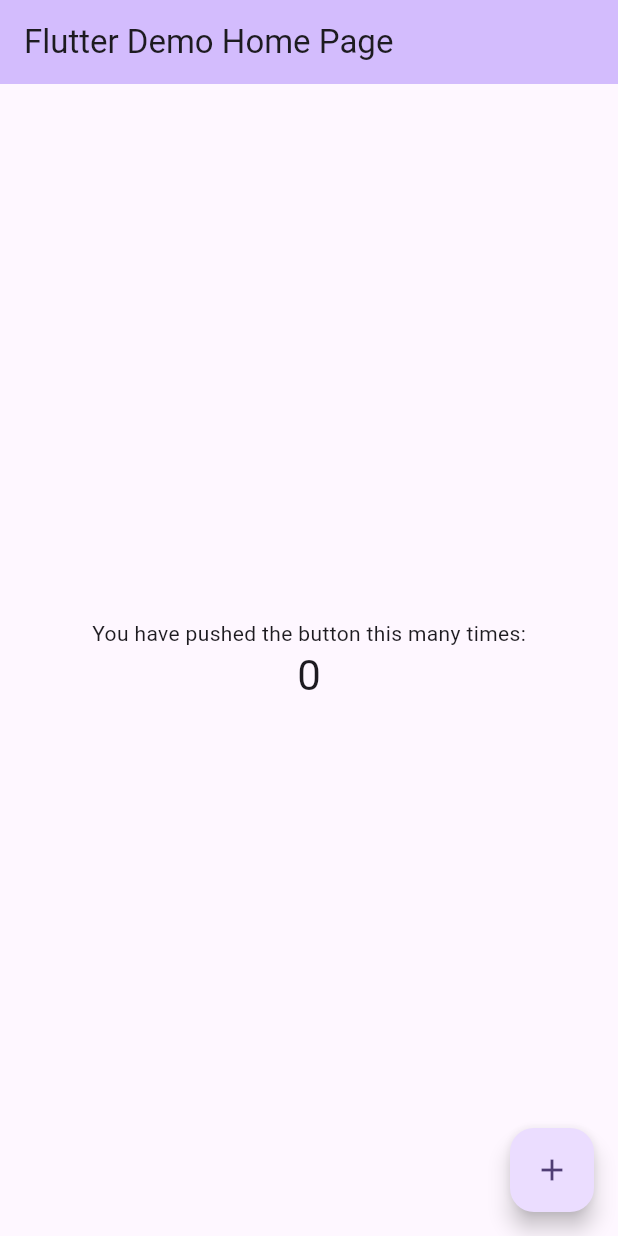
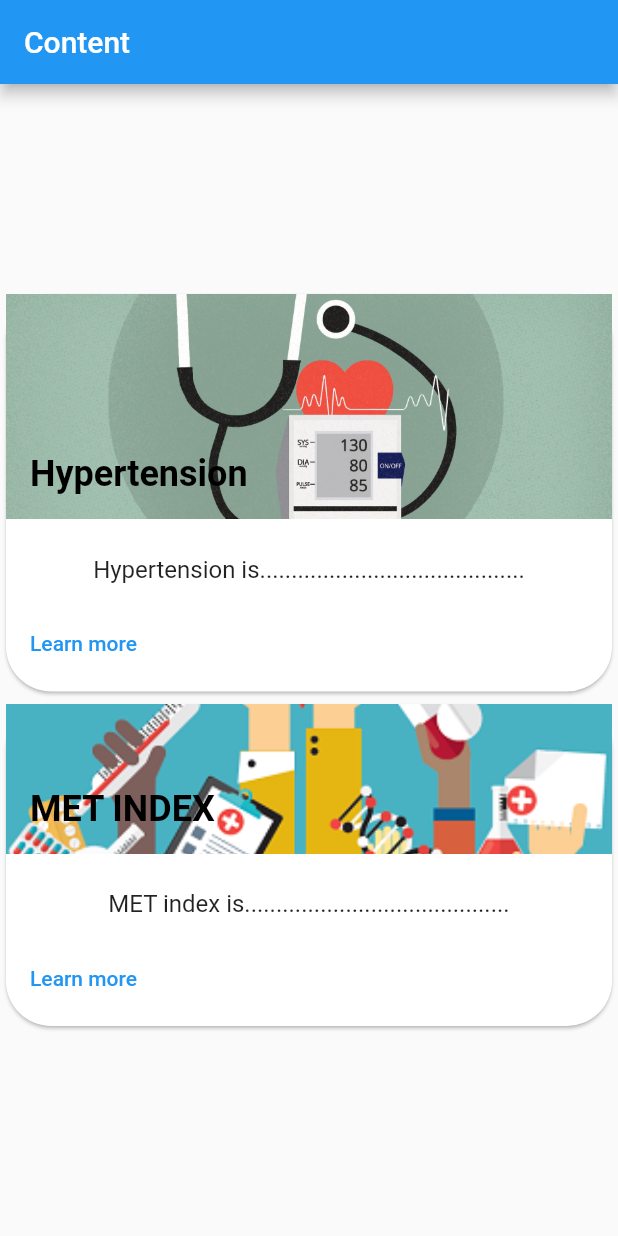
Before and after one commit to Farfaneti/progetto, a Flutter app: the screen it shows after launch, on a phone screen of 412 x 824 dp. Run offline on Flutter 3.47's test engine with Material 2 defaults, Android fonts, the phone set to English and light mode, and no system bars.

Commit message:
Content Page

```diff
--- a/lib/main.dart
+++ b/lib/main.dart
@@ -1,4 +1,5 @@
 import 'package:flutter/material.dart';
+import 'package:progetto/screens/contents.dart';
 
 void main() {
   runApp(const MyApp());
@@ -11,115 +12,8 @@ class MyApp extends StatelessWidget {
   @override
   Widget build(BuildContext context) {
     return MaterialApp(
-      title: 'Flutter Demo',
-      theme: ThemeData(
-        // This is the theme of your application.
-        //
-        // TRY THIS: Try running your application with "flutter run". You'll see
-        // the application has a blue toolbar. Then, without quitting the app,
-        // try changing the seedColor in the colorScheme below to Colors.green
-        // and then invoke "hot reload" (save your changes or press the "hot
-        // reload" button in a Flutter-supported IDE, or press "r" if you used
-        // the command line to start the app).
-        //
-        // Notice that the counter didn't reset back to zero; the application
-        // state is not lost during the reload. To reset the state, use hot
-        // restart instead.
-        //
-        // This works for code too, not just values: Most code changes can be
-        // tested with just a hot reload.
-        colorScheme: ColorScheme.fromSeed(seedColor: Colors.deepPurple),
-        useMaterial3: true,
-      ),
-      home: const MyHomePage(title: 'Flutter Demo Home Page'),
+
+      home: Contents(),
     );
   }
 }
-
-class MyHomePage extends StatefulWidget {
-  const MyHomePage({super.key, required this.title});
-
-  // This widget is the home page of your application. It is stateful, meaning
-  // that it has a State object (defined below) that contains fields that affect
-  // how it looks.
-
-  // This class is the configuration for the state. It holds the values (in this
-  // case the title) provided by the parent (in this case the App widget) and
-  // used by the build method of the State. Fields in a Widget subclass are
-  // always marked "final".
-
-  final String title;
-
-  @override
-  State<MyHomePage> createState() => _MyHomePageState();
-}
-
-class _MyHomePageState extends State<MyHomePage> {
-  int _counter = 0;
-
-  void _incrementCounter() {
-    setState(() {
-      // This call to setState tells the Flutter framework that something has
-      // changed in this State, which causes it to rerun the build method below
-      // so that the display can reflect the updated values. If we changed
-      // _counter without calling setState(), then the build method would not be
-      // called again, and so nothing would appear to happen.
-      _counter++;
-    });
-  }
-
-  @override
-  Widget build(BuildContext context) {
-    // This method is rerun every time setState is called, for instance as done
-    // by the _incrementCounter method above.
-    //
-    // The Flutter framework has been optimized to make rerunning build methods
-    // fast, so that you can just rebuild anything that needs updating rather
-    // than having to individually change instances of widgets.
-    return Scaffold(
-      appBar: AppBar(
-        // TRY THIS: Try changing the color here to a specific color (to
-        // Colors.amber, perhaps?) and trigger a hot reload to see the AppBar
-        // change color while the other colors stay the same.
-        backgroundColor: Theme.of(context).colorScheme.inversePrimary,
-        // Here we take the value from the MyHomePage object that was created by
-        // the App.build method, and use it to set our appbar title.
-        title: Text(widget.title),
-      ),
-      body: Center(
-        // Center is a layout widget. It takes a single child and positions it
-        // in the middle of the parent.
-        child: Column(
-          // Column is also a layout widget. It takes a list of children and
-          // arranges them vertically. By default, it sizes itself to fit its
-          // children horizontally, and tries to be as tall as its parent.
-          //
-          // Column has various properties to control how it sizes itself and
-          // how it positions its children. Here we use mainAxisAlignment to
-          // center the children vertically; the main axis here is the vertical
-          // axis because Columns are vertical (the cross axis would be
-          // horizontal).
-          //
-          // TRY THIS: Invoke "debug painting" (choose the "Toggle Debug Paint"
-          // action in the IDE, or press "p" in the console), to see the
-          // wireframe for each widget.
-          mainAxisAlignment: MainAxisAlignment.center,
-          children: <Widget>[
-            const Text(
-              'You have pushed the button this many times:',
-            ),
-            Text(
-              '$_counter',
-              style: Theme.of(context).textTheme.headlineMedium,
-            ),
-          ],
-        ),
-      ),
-      floatingActionButton: FloatingActionButton(
-        onPressed: _incrementCounter,
-        tooltip: 'Increment',
-        child: const Icon(Icons.add),
-      ), // This trailing comma makes auto-formatting nicer for build methods.
-    );
-  }
-}
--- a/lib/screens/contents.dart
+++ b/lib/screens/contents.dart
@@ -0,0 +1,123 @@
+import 'package:flutter/material.dart';
+
+class Contents extends StatelessWidget {
+  Contents({Key? key}) : super(key: key);
+
+  static const routename = 'Content';
+
+  @override
+  Widget build(BuildContext context) {
+    print('${Contents.routename} built');
+    return Scaffold(
+      appBar: AppBar(
+        title: Text(Contents.routename),
+      ),
+      body: const Column(children: <Widget>[
+        Spacer(),
+        Hypertension(),
+        METindex(),
+        Spacer(),
+      ]),
+    );
+  } //build
+}
+
+class Hypertension extends StatelessWidget {
+  const Hypertension({super.key});
+
+  @override
+  Widget build(BuildContext context) {
+    return Card(
+        shape: RoundedRectangleBorder(borderRadius: BorderRadius.circular(30)),
+        child: Column(
+          children: [
+            Stack(
+              children: [
+                Ink.image(
+                  image: const AssetImage('assets/hypertension.jpg'),
+                  height: 150,
+                  fit: BoxFit.cover,
+                ),
+                const Positioned(
+                    bottom: 16,
+                    right: 16,
+                    left: 16,
+                    child: Text(
+                      'Hypertension',
+                      style: TextStyle(
+                        fontWeight: FontWeight.bold,
+                        color: Colors.black,
+                        fontSize: 24,
+                      ),
+                    ))
+              ],
+            ),
+            const SizedBox(height: 8),
+            Padding(
+              padding: const EdgeInsets.all(16).copyWith(bottom: 0),
+              child: const Text(
+                'Hypertension is..........................................',
+                style: TextStyle(fontSize: 16),
+              ),
+            ),
+            const SizedBox(height: 8),
+            ButtonBar(
+              alignment: MainAxisAlignment.start,
+              children: [
+                TextButton(onPressed: () {}, child: const Text('Learn more'))
+              ],
+            )
+          ],
+        ));
+  }
+}
+
+class METindex extends StatelessWidget {
+  const METindex({super.key});
+
+  @override
+  Widget build(BuildContext context) {
+    return Card(
+        shape: RoundedRectangleBorder(borderRadius: BorderRadius.circular(30)),
+        child: Column(
+          children: [
+            Stack(
+              children: [
+                Ink.image(
+                  image: const AssetImage('assets/Met.png'),
+                  height: 100,
+                  fit: BoxFit.cover,
+                ),
+                const Positioned(
+                    bottom: 16,
+                    right: 16,
+                    left: 16,
+                    child: Text(
+                      'MET INDEX',
+                      style: TextStyle(
+                        fontWeight: FontWeight.bold,
+                        color: Colors.black,
+                        fontSize: 24,
+                      ),
+                    ))
+              ],
+            ),
+            const SizedBox(height: 8),
+            Padding(
+              padding: const EdgeInsets.all(16).copyWith(bottom: 0),
+              child: const Text(
+                'MET index is..........................................',
+                style: TextStyle(fontSize: 16),
+              ),
+            ),
+            const SizedBox(height: 8),
+            ButtonBar(
+              alignment: MainAxisAlignment.start,
+              children: [
+                TextButton(onPressed: () {}, child: const Text('Learn more'))
+              ],
+            )
+          ],
+        ));
+  }
+}
```
Also changed, not shown: pubspec.yaml (+4 -3 lines), assets/Met.png (added), assets/hypertension.jpg (added).
